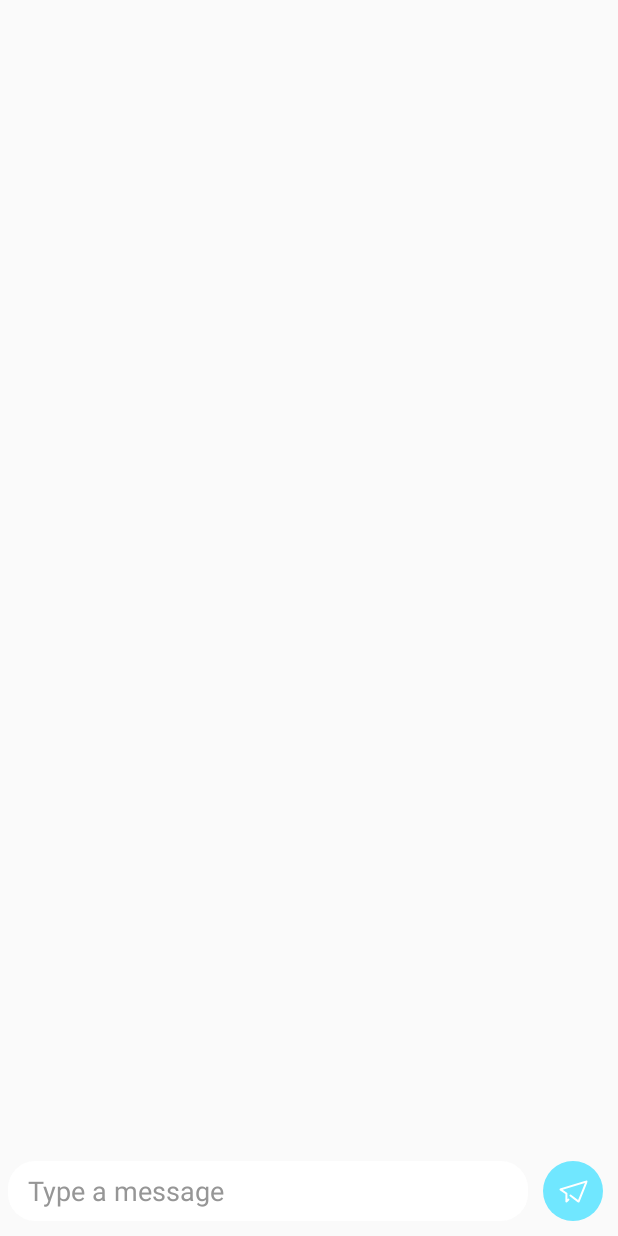
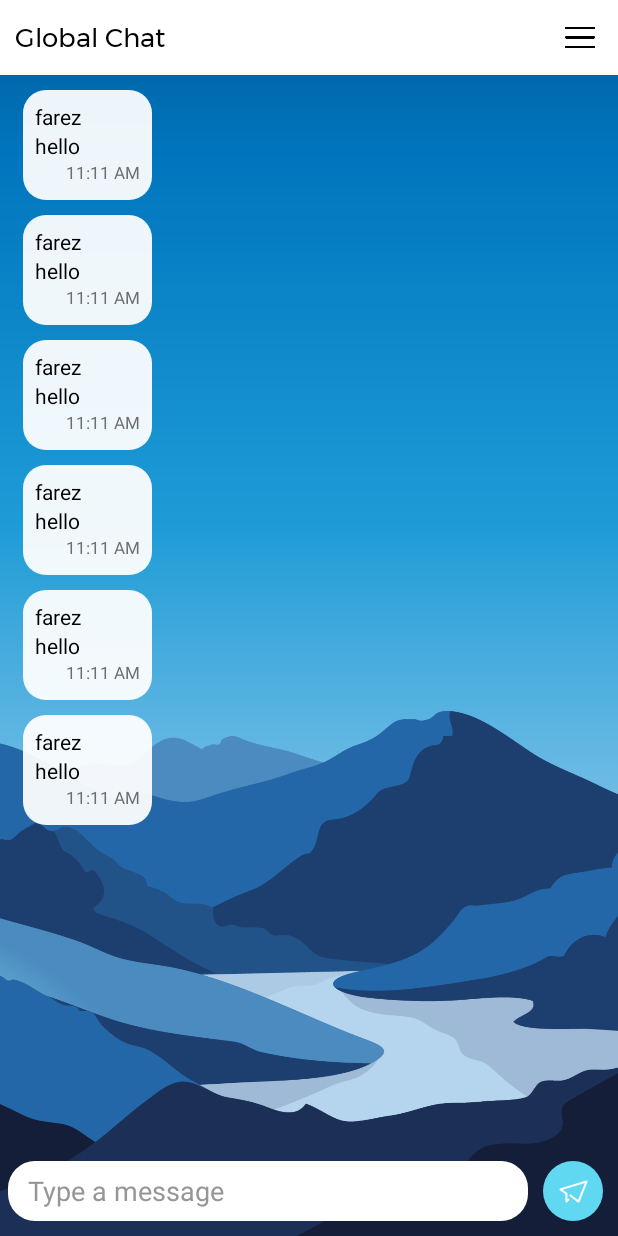
Before and after one commit to frez-z/sembang_app, an Android app: the layout activity_main.xml on its own in the app's theme, with its tools: preview values and no code run, on a phone screen of 412 x 824 dp. Run offline under Robolectric (Android 15) with nearby library versions, the light colour scheme and no system bars.

Commit message:
modify and add new view

```diff
--- a/app/build.gradle
+++ b/app/build.gradle
@@ -41,7 +41,7 @@ dependencies {
     implementation 'androidx.appcompat:appcompat:1.4.0'
     implementation 'com.google.android.material:material:1.4.0'
     implementation 'androidx.constraintlayout:constraintlayout:2.1.2'
-    testImplementation 'junit:junit:'
+    testImplementation 'junit:junit:4.13.2'
     androidTestImplementation 'androidx.test.ext:junit:1.1.3'
     androidTestImplementation 'androidx.test.espresso:espresso-core:3.4.0'
 }
--- a/app/src/main/AndroidManifest.xml
+++ b/app/src/main/AndroidManifest.xml
@@ -22,6 +22,10 @@
                 <category android:name="android.intent.category.LAUNCHER" />
             </intent-filter>
         </activity>
+
+        <meta-data
+            android:name="preloaded_fonts"
+            android:resource="@array/preloaded_fonts" />
     </application>
 
 </manifest>
--- a/app/src/main/java/com/frezz/sembang/MainActivity.kt
+++ b/app/src/main/java/com/frezz/sembang/MainActivity.kt
@@ -1,11 +1,9 @@
 package com.frezz.sembang
 
 import android.app.Activity
-import android.content.Intent
 import android.os.Bundle
 import android.widget.Toast
 import com.frezz.sembang.databinding.ActivityMainBinding
-import kotlin.concurrent.thread
 
 class MainActivity : Activity() {
     private var isRunning = false
@@ -14,7 +12,7 @@ class MainActivity : Activity() {
     override fun onCreate(savedInstanceState: Bundle?) {
         super.onCreate(savedInstanceState)
         binding = ActivityMainBinding.inflate(layoutInflater)
-        window.setBackgroundDrawableResource(R.drawable.wallpapers);
+        window.setBackgroundDrawableResource(R.drawable.background_default);
         setContentView(binding.root)
 
         binding.sendButton.setOnClickListener {
--- a/app/src/main/res/layout/activity_main.xml
+++ b/app/src/main/res/layout/activity_main.xml
@@ -3,8 +3,45 @@
     xmlns:tools="http://schemas.android.com/tools"
     android:layout_width="match_parent"
     android:layout_height="match_parent"
+    android:background="@drawable/background_default"
     tools:ignore="HardcodedText"
     tools:context=".MainActivity">
+    <!--    remove android:background before test it out-->
+    <RelativeLayout
+        android:id="@+id/header_title"
+        android:layout_width="match_parent"
+        android:layout_height="50dp"
+        android:background="@color/white">
+
+        <TextView
+            android:layout_width="wrap_content"
+            android:layout_height="match_parent"
+            android:fontFamily="@font/montserrat"
+            android:gravity="center"
+            android:paddingStart="10dp"
+            android:paddingEnd="10dp"
+            android:text="Global Chat"
+            android:textSize="17sp" />
+
+        <ImageButton
+            android:layout_width="40dp"
+            android:layout_height="match_parent"
+            android:layout_alignParentEnd="true"
+            android:layout_marginEnd="5dp"
+            android:background="@drawable/round_20dp"
+            android:padding="10dp"
+            android:scaleType="fitCenter"
+            android:src="@drawable/menu" />
+    </RelativeLayout>
+
+    <androidx.recyclerview.widget.RecyclerView
+        android:layout_width="match_parent"
+        android:layout_height="match_parent"
+        android:layout_above="@id/send_text"
+        android:layout_below="@id/header_title"
+        android:layout_marginBottom="15dp"
+        tools:itemCount="60"
+        tools:listitem="@layout/item_receiver" />
 
     <EditText
         android:id="@+id/send_text"
@@ -38,7 +75,7 @@
         android:layout_marginBottom="10dp"
         android:background="@drawable/round_20dp"
         android:backgroundTint="#66E6FF"
-        android:src="@drawable/sent_icon"
+        android:src="@drawable/icon_sent"
         tools:ignore="ContentDescription" />
 
 </RelativeLayout>
--- /dev/null
+++ b/app/src/main/res/layout/item_receiver.xml
@@ -0,0 +1,44 @@
+<?xml version="1.0" encoding="utf-8"?>
+<RelativeLayout xmlns:android="http://schemas.android.com/apk/res/android"
+    android:layout_width="wrap_content"
+    android:layout_height="wrap_content"
+    android:maxWidth="200dp"
+    android:layout_marginTop="10dp"
+    android:layout_marginStart="15dp"
+    android:layout_marginEnd="10dp"
+    android:background="@drawable/round_15dp"
+    android:padding="8dp"
+    >
+
+    <TextView
+        android:id="@+id/sender_name"
+        android:layout_width="wrap_content"
+        android:layout_height="19dp"
+        android:layout_marginBottom="0dp"
+        android:maxWidth="150dp"
+        android:minWidth="70dp"
+        android:text="farez" />
+
+    <TextView
+        android:id="@+id/sender_message"
+        android:layout_width="wrap_content"
+        android:layout_height="wrap_content"
+        android:layout_below="@+id/sender_name"
+        android:maxWidth="300dp"
+        android:minWidth="70dp"
+        android:minHeight="20dp"
+        android:text="hello" />
+
+    <TextView
+        android:id="@+id/sender_time"
+        android:layout_width="60dp"
+        android:layout_height="18dp"
+        android:layout_below="@+id/sender_message"
+        android:layout_alignEnd="@+id/sender_message"
+        android:layout_marginTop="0dp"
+        android:text="11:11 AM"
+        android:textAlignment="textEnd"
+        android:textColor="#6E6E6E"
+        android:textSize="11sp" />
+
+</RelativeLayout>
```
Also changed, not shown: app/src/main/res/drawable-v24/background_default.png (renamed from app/src/main/res/drawable-v24/wallpapers.png), app/src/main/res/drawable-v24/menu.png (added), app/src/main/res/drawable/default_wallpaper.jpg (deleted), app/src/main/res/drawable/icon_sent.xml (renamed from app/src/main/res/drawable/sent_icon.xml), app/src/main/res/font/montserrat.ttf (added), 1 other file.
